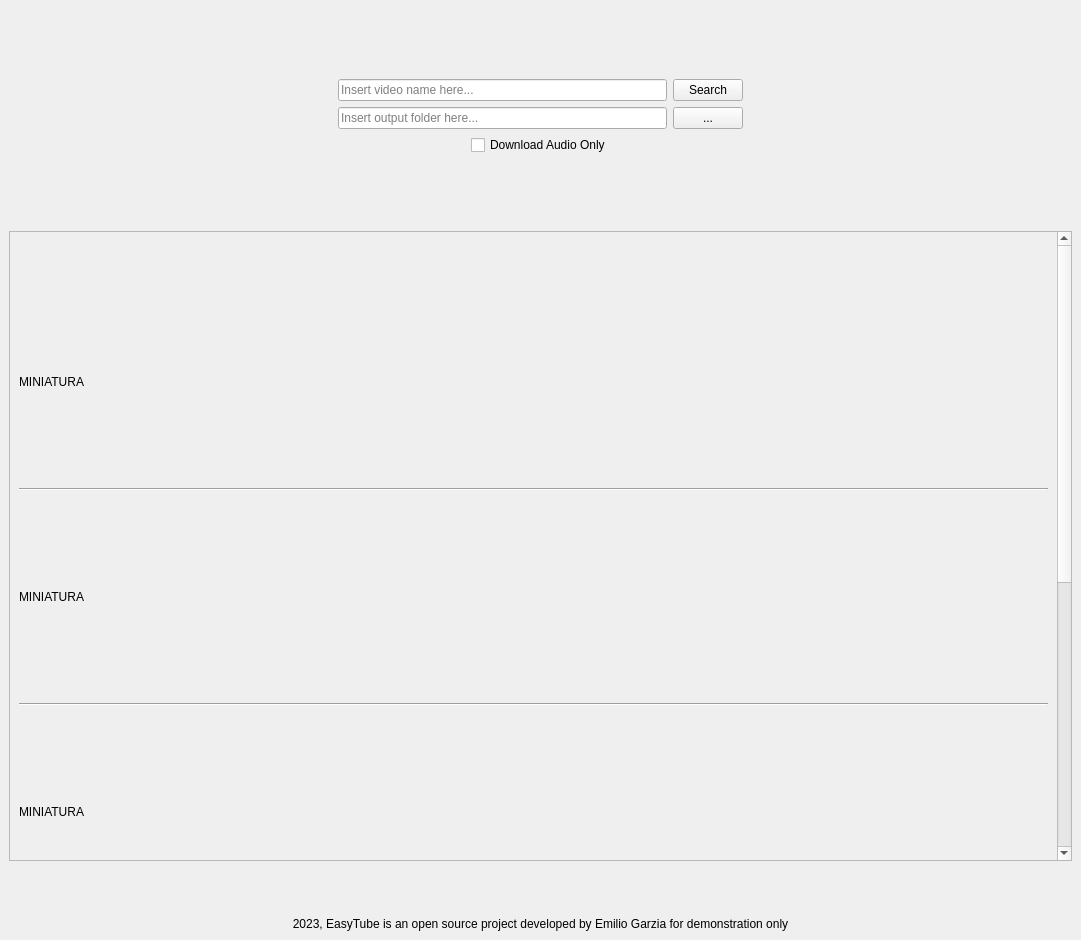
Qt form gui/gui.ui (EmilioGarzia/EasyTube) before a commit.
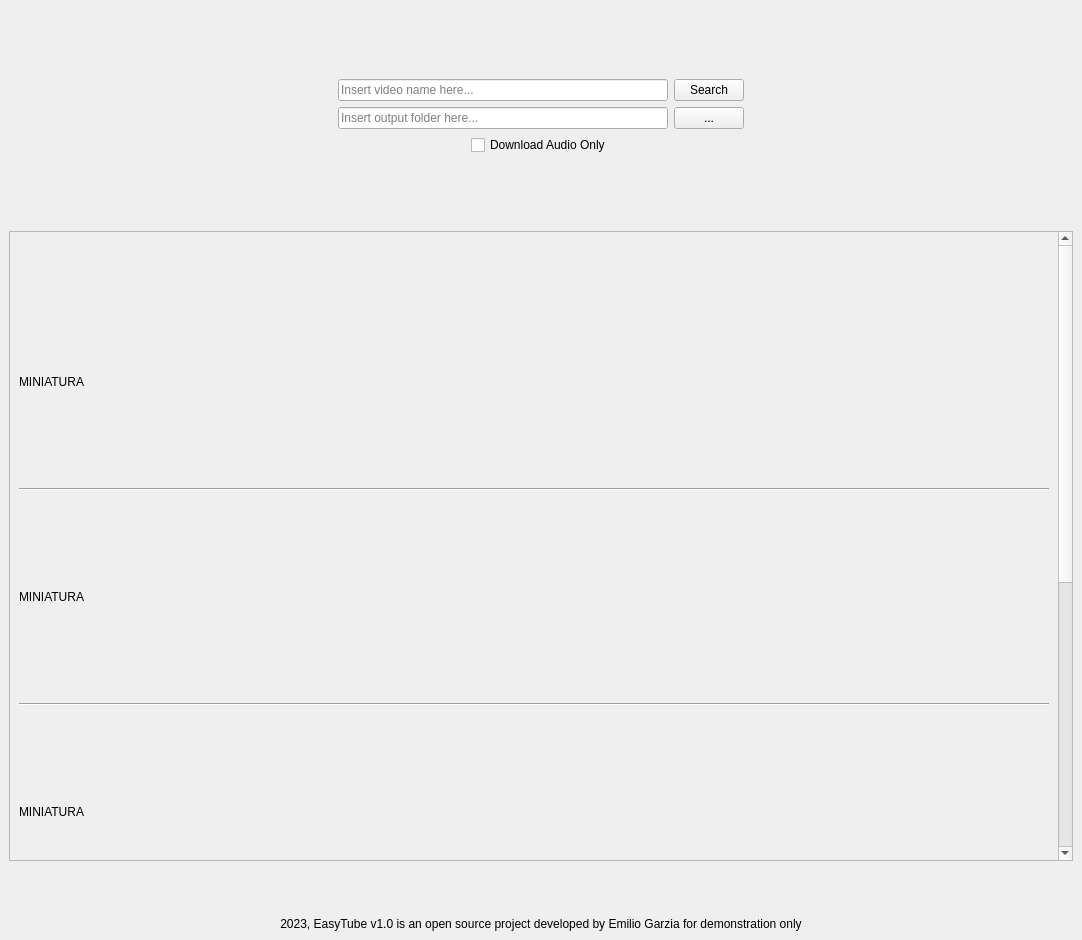
The same form after that commit. Icons and pictures are not drawn. Custom widgets are drawn as their Qt base class.

Commit message:
Emilio Garzia
* Last Commit

Patch:
```diff
--- a/gui/gui.ui
+++ b/gui/gui.ui
@@ -6,7 +6,7 @@
    <rect>
     <x>0</x>
     <y>0</y>
-    <width>1081</width>
+    <width>1082</width>
     <height>940</height>
    </rect>
   </property>
@@ -297,7 +297,7 @@
           <rect>
            <x>0</x>
            <y>0</y>
-           <width>1042</width>
+           <width>1043</width>
            <height>1129</height>
           </rect>
          </property>
@@ -851,7 +851,7 @@
     <item>
      <widget class="QLabel" name="credits">
       <property name="text">
-       <string>2023, EasyTube is an open source project developed by Emilio Garzia for demonstration only</string>
+       <string>2023, EasyTube v1.0 is an open source project developed by Emilio Garzia for demonstration only</string>
       </property>
       <property name="alignment">
        <set>Qt::AlignCenter</set>
```
Left out of the diff: 2 changed lines with no effect on the pictures.
